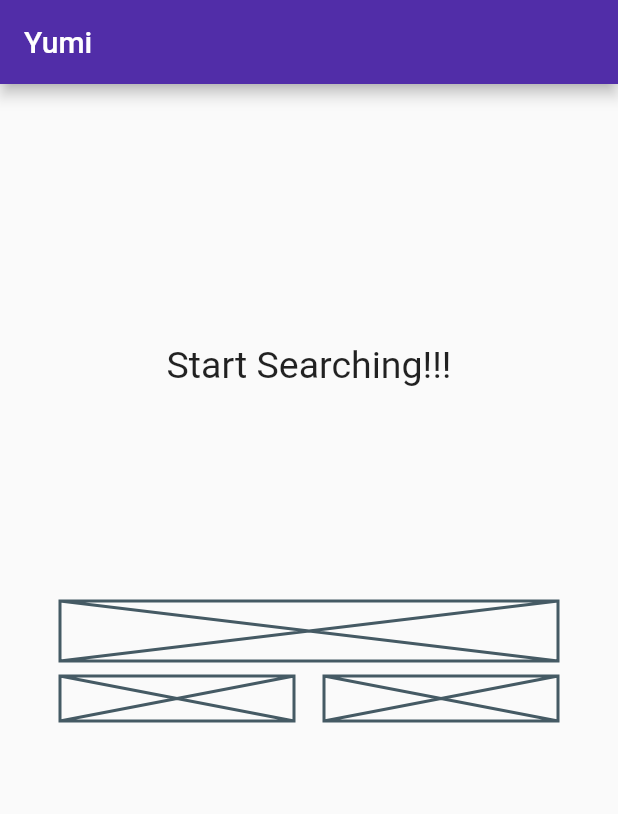
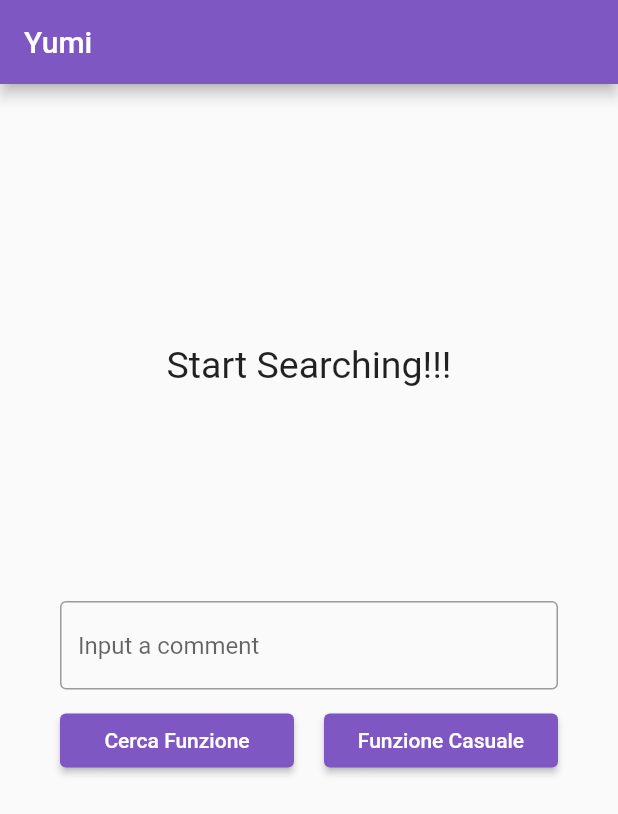
Before and after one commit to exSnake/yumi, a Flutter app: the screen it shows after launch, on a phone screen of 412 x 824 dp. Shown: the top 814 px of the screen. Run offline on Flutter 3.47's test engine with Material 2 defaults, Android fonts, the phone set to English and light mode, and no system bars; our stand-ins replace bloc, dartz, equatable, flutter_bloc, get_it, internet_connection_checker and 1 more.

Commit message:
Add Random Conversation Event Listener

```diff
--- a/src/yumicore/lib/features/conversation/presentation/bloc/conversation_bloc.dart
+++ b/src/yumicore/lib/features/conversation/presentation/bloc/conversation_bloc.dart
@@ -28,17 +28,24 @@ class ConversationBloc extends Bloc<ConversationEvent, ConversationState> {
         getRandomConversation = random,
         super(Empty()) {
     on<GetConversationForConcreteStringEvent>(
-        (event, emit) => _onConcreteStringEvent(event, emit));
+        (event, emit) async => _onConcreteStringEvent(event, emit));
     on<GetConversationForRandomStringEvent>(
-        (event, emit) => _onRandomStringEvent(event, emit));
+        (event, emit) async => _onRandomStringEvent(event, emit));
   }
 
   _onConcreteStringEvent(GetConversationForConcreteStringEvent event,
-      Emitter<ConversationState> emit) {
+      Emitter<ConversationState> emit) async {
     final inputEither =
         inputConverter.stringToUnsignedInteger(event.conversationString);
-    inputEither.fold((failure) => _emitError(failure, emit),
+    await inputEither.fold((failure) => _emitError(failure, emit),
         (integer) => _workOnInteger(integer, emit));
+  }
+
+  _onRandomStringEvent(GetConversationForRandomStringEvent event,
+      Emitter<ConversationState> emit) async {
+    emit(Loading());
+    final failureOrConversation = await getRandomConversation(NoParams());
+    await _eitherLoadedOrErrorState(failureOrConversation, emit);
   }
 
   _emitError(Failure failure, Emitter<ConversationState> emit) {
@@ -49,12 +56,12 @@ class ConversationBloc extends Bloc<ConversationEvent, ConversationState> {
     emit(Loading());
     final failureOrConversation =
         await getConcreteConversation(Params(number: integer));
-    _eitherLoadedOrErrorState(failureOrConversation, emit);
+    await _eitherLoadedOrErrorState(failureOrConversation, emit);
   }
 
-  void _eitherLoadedOrErrorState(
+  Future<void> _eitherLoadedOrErrorState(
       Either<Failure, Conversation> failureOrConversation,
-      Emitter<ConversationState> emit) {
+      Emitter<ConversationState> emit) async {
     failureOrConversation.fold(
         (failure) => emit(Error(message: _mapFailureToMessage(failure))),
         (conversation) => emit(Loaded(conversation: conversation)));
@@ -70,11 +77,4 @@ class ConversationBloc extends Bloc<ConversationEvent, ConversationState> {
         return 'Unexpected error';
     }
   }
-
-  _onRandomStringEvent(GetConversationForRandomStringEvent event,
-      Emitter<ConversationState> emit) async {
-    emit(Loading());
-    final failureOrConversation = await getRandomConversation(NoParams());
-    _eitherLoadedOrErrorState(failureOrConversation, emit);
-  }
 }
--- a/src/yumicore/lib/features/conversation/presentation/pages/conversation_page.dart
+++ b/src/yumicore/lib/features/conversation/presentation/pages/conversation_page.dart
@@ -1,11 +1,10 @@
+import 'package:flutter/material.dart';
 import 'package:flutter/material.dart';
 import 'package:flutter_bloc/flutter_bloc.dart';
-import 'package:yumicore/injection_container.dart';
-import 'package:yumicore/features/conversation/presentation/bloc/conversation_bloc.dart';
 
-import '../widgets/conversation_display.dart';
-import '../widgets/loading_widget.dart';
-import '../widgets/message_display.dart';
+import '../../../../injection_container.dart';
+import '../bloc/conversation_bloc.dart';
+import '../widgets/widgets.dart';
 
 class ConversationPage extends StatelessWidget {
   const ConversationPage({super.key});
@@ -50,20 +49,7 @@ class ConversationPage extends StatelessWidget {
                 },
               ),
               const SizedBox(height: 20),
-              Column(children: <Widget>[
-                //TextField
-                const Placeholder(fallbackHeight: 40),
-                const SizedBox(height: 10),
-                Row(children: const <Widget>[
-                  Expanded(
-                      child:
-                          Placeholder(fallbackHeight: 30, fallbackWidth: 100)),
-                  SizedBox(width: 20),
-                  Expanded(
-                      child:
-                          Placeholder(fallbackHeight: 30, fallbackWidth: 100))
-                ])
-              ]),
+              const ConversationControls(),
             ]),
           ),
         ));
--- /dev/null
+++ b/src/yumicore/lib/features/conversation/presentation/widgets/conversation_controls.dart
@@ -0,0 +1,70 @@
+import 'package:flutter/material.dart';
+import 'package:flutter_bloc/flutter_bloc.dart';
+
+import '../bloc/conversation_bloc.dart';
+
+class ConversationControls extends StatefulWidget {
+  const ConversationControls({
+    Key? key,
+  }) : super(key: key);
+
+  @override
+  State<StatefulWidget> createState() => _ConversationControlState();
+}
+
+class _ConversationControlState extends State<ConversationControls> {
+  late String inputStr = "";
+  var controller = TextEditingController();
+
+  @override
+  Widget build(BuildContext context) {
+    return Column(children: <Widget>[
+      //TextField
+      TextField(
+        controller: controller,
+        keyboardType: TextInputType.text,
+        decoration: const InputDecoration(
+            border: OutlineInputBorder(), hintText: 'Input a comment'),
+        onSubmitted: (_) {
+          addConcrete();
+        },
+        onChanged: (value) {
+          inputStr = value.toString();
+        },
+      ),
+      const SizedBox(height: 10),
+      Row(children: <Widget>[
+        Expanded(
+          child: ElevatedButton(
+            style: ButtonStyle(
+                foregroundColor:
+                    MaterialStateProperty.all<Color>(Colors.white)),
+            onPressed: addConcrete,
+            child: const Text('Cerca Funzione'),
+          ),
+        ),
+        const SizedBox(width: 20),
+        Expanded(
+          child: ElevatedButton(
+            style: ButtonStyle(
+                foregroundColor:
+                    MaterialStateProperty.all<Color>(Colors.white)),
+            onPressed: addRandom,
+            child: const Text('Funzione Casuale'),
+          ),
+        ),
+      ])
+    ]);
+  }
+
+  void addConcrete() {
+    controller.clear();
+    BlocProvider.of<ConversationBloc>(context)
+        .add(GetConversationForConcreteStringEvent(inputStr));
+  }
+
+  void addRandom() {
+    BlocProvider.of<ConversationBloc>(context)
+        .add(GetConversationForRandomStringEvent());
+  }
+}
--- a/src/yumicore/lib/features/conversation/presentation/widgets/widgets.dart
+++ b/src/yumicore/lib/features/conversation/presentation/widgets/widgets.dart
@@ -1,3 +1,4 @@
 export 'loading_widget.dart';
 export 'conversation_display.dart';
 export 'message_display.dart';
+export 'conversation_controls.dart';
--- a/src/yumicore/lib/main.dart
+++ b/src/yumicore/lib/main.dart
@@ -8,14 +8,16 @@ void main() async {
   runApp(MyApp());
 }
 
+final ThemeData theme = ThemeData();
+
 class MyApp extends StatelessWidget {
   @override
   Widget build(BuildContext context) {
     return MaterialApp(
       title: 'Yumi',
-      theme: ThemeData(
-        primarySwatch: Colors.pink,
-        appBarTheme: AppBarTheme(backgroundColor: Colors.deepPurple.shade700),
+      theme: theme.copyWith(
+        colorScheme: theme.colorScheme.copyWith(
+            primary: Colors.deepPurple.shade400, secondary: Colors.deepOrange),
       ),
       home: ConversationPage(),
     );
```
